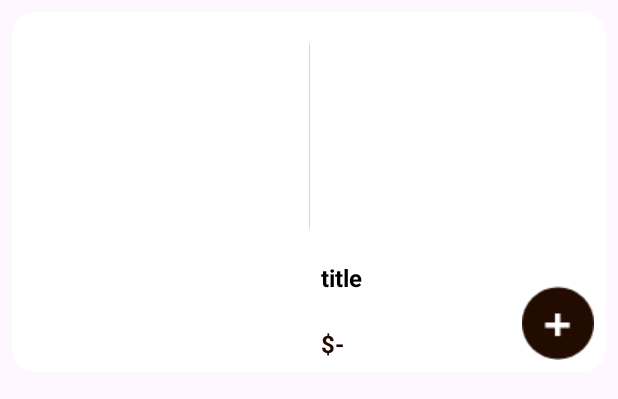
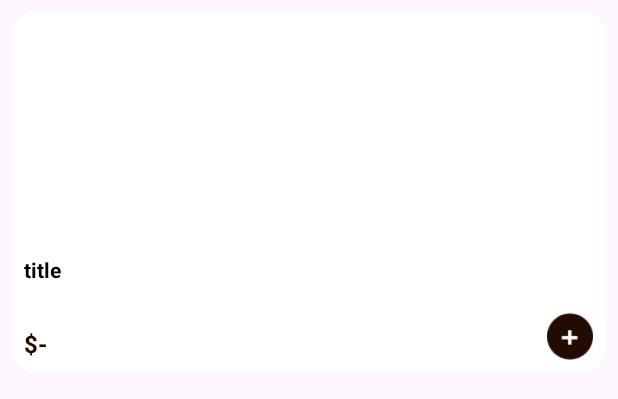
Before and after one commit to aleks2705/ecommerce_platform_kotlin, an Android app: the layout viewholder_products.xml on its own in the app's theme, with its tools: preview values and no code run, on a phone screen of 412 x 824 dp. Shown: the top 399 px of the screen. Run offline under Robolectric (Android 15) with nearby library versions, the phone set to English and light mode, and no system bars.

Commit message:
feat[productDetails] Started

```diff
--- a/app/src/main/res/layout/viewholder_products.xml
+++ b/app/src/main/res/layout/viewholder_products.xml
@@ -8,51 +8,56 @@
     android:background="@drawable/white_bg">
 
     <com.google.android.material.imageview.ShapeableImageView
-        app:shapeAppearanceOverlay="@style/CircleImageView"
         android:id="@+id/prodPic"
-        android:layout_width="wrap_content"
+        android:layout_width="0dp"
         android:layout_height="150dp"
         android:layout_margin="8dp"
         android:scaleType="centerCrop"
+        app:layout_constraintTop_toTopOf="parent"
+        app:layout_constraintStart_toStartOf="parent"
         app:layout_constraintEnd_toEndOf="parent"
-        app:layout_constraintStart_toStartOf="parent"
-        app:layout_constraintTop_toTopOf="parent"
-        tools:srcCompat="@tools:sample/backgrounds/scenic" />
+        android:clipToOutline="true"
+        app:layout_constraintBottom_toTopOf="@+id/titleProd" />
 
     <TextView
         android:id="@+id/titleProd"
         android:layout_width="0dp"
         android:layout_height="wrap_content"
         android:layout_marginStart="8dp"
-        android:layout_marginTop="8dp"
+        android:layout_marginTop="4dp"
         android:layout_marginEnd="8dp"
-        android:text="title"
-        android:singleLine="true"
+        android:text="@string/titleProd"
         android:textColor="@color/black"
+        android:textSize="14sp"
+        android:textStyle="bold"
+        android:maxLines="1"
+        android:ellipsize="end"
+        app:layout_constraintTop_toBottomOf="@+id/prodPic"
+        app:layout_constraintStart_toStartOf="parent"
+        app:layout_constraintEnd_toEndOf="parent" />
+
+    <TextView
+        android:id="@+id/priceTxt"
+        android:layout_width="wrap_content"
+        android:layout_height="wrap_content"
+        android:text="@string/priceTxt"
+        android:textColor="@color/darkBrown"
+        android:textStyle="bold"
         android:textSize="16sp"
-        android:textStyle="bold"
-        app:layout_constraintEnd_toEndOf="parent"
-        app:layout_constraintStart_toStartOf="@+id/prodPic"
-        app:layout_constraintTop_toBottomOf="@+id/prodPic" />
+        android:layout_marginStart="8dp"
+        android:layout_marginBottom="8dp"
+        app:layout_constraintStart_toStartOf="parent"
+        app:layout_constraintBottom_toBottomOf="parent" />
 
     <ImageView
         android:id="@+id/imageView5"
-        android:layout_width="wrap_content"
-        android:layout_height="wrap_content"
+        android:layout_width="32dp"
+        android:layout_height="32dp"
         android:layout_marginEnd="8dp"
         android:layout_marginBottom="8dp"
         app:layout_constraintBottom_toBottomOf="parent"
         app:layout_constraintEnd_toEndOf="parent"
         app:srcCompat="@drawable/plus" />
 
-    <TextView
-        android:id="@+id/priceTxt"
-        android:layout_width="wrap_content"
-        android:layout_height="wrap_content"
-        android:text="$-"
-        android:textColor="@color/darkBrown"
-        android:textStyle="bold"
-        android:textSize="16sp"
-        app:layout_constraintBottom_toBottomOf="@+id/imageView5"
-        app:layout_constraintStart_toStartOf="@+id/titleProd" />
+
 </androidx.constraintlayout.widget.ConstraintLayout>
--- a/app/src/main/res/values/strings.xml
+++ b/app/src/main/res/values/strings.xml
@@ -22,4 +22,7 @@
     <string name="title">title</string>
     <string name="category">Category</string>
     <string name="produits">Produits</string>
+    <string name="titleProd">title</string>
+    <string name="priceTxt">$-</string>
+    <string name="retour">Retour</string>
 </resources>
```
Also changed, not shown: app/src/main/AndroidManifest.xml (+8 -4 lines), app/src/main/java/com/example/e_commerce/Activity/DetailActivity.kt (added, +21 -0 lines), app/src/main/java/com/example/e_commerce/ui/products/ProductAdapter.kt (+1 -24 lines), app/src/main/res/drawable/cream_top_corner_bg.xml (added, +9 -0 lines), app/src/main/res/layout/activity_detail.xml (added, +89 -0 lines), app/src/main/res/layout/activity_main.xml (+16 -16 lines).
